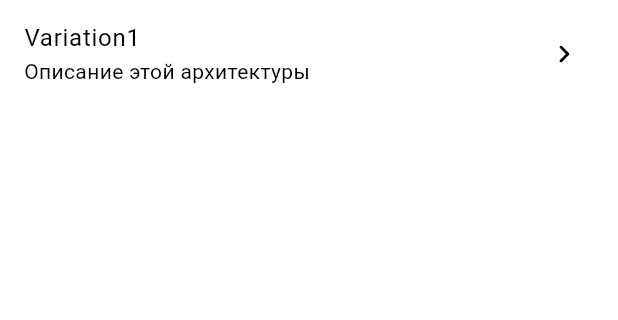
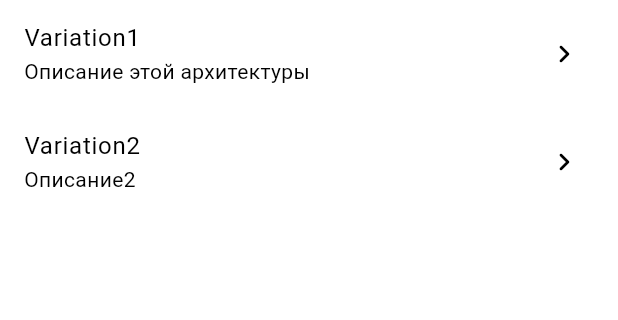
Before and after one commit to PackRuble/reactive_domain_playground, a Flutter app: the screen it shows after launch, on a phone screen of 412 x 824 dp, the part 84-404 px from its top. Run offline on Flutter 3.47's test engine with Material 3 defaults, Android fonts, the phone set to English and light mode, and no system bars; our stand-ins replace flutter_riverpod; missing offline and left inert: cardoteka.

Commit message:
add: _VariationTile and use required params in pageBuilder

```diff
--- a/lib/main.dart
+++ b/lib/main.dart
@@ -5,6 +5,7 @@ import 'package:flutter_riverpod/flutter_riverpod.dart';
 
 import 'src/domain/riverpod_logger.dart';
 import 'src/variations/variation1.dart';
+import 'src/variations/variation2.dart';
 
 Future<void> main() async {
   await Cardoteka.init();
@@ -48,18 +49,43 @@ class HomePage extends StatelessWidget {
       ),
       body: ListView(
         children: [
-          ListTile(
-            title: const Text('Variation1'),
-            subtitle: const Text('Описание этой архитектуры'),
-            onTap: () async => Navigator.of(context).push(
-              MaterialPageRoute(
-                builder: (context) => const Variation1(),
-              ),
-            ),
-            trailing: const Icon(Icons.chevron_right_rounded),
+          _VariationTile(
+            name: 'Variation1',
+            description: 'Описание этой архитектуры',
+            pageWhenTap: (context) => const Variation1(),
+          ),
+          _VariationTile(
+            name: 'Variation2',
+            description: 'Описание2',
+            pageWhenTap: (context) => const Variation2(),
           ),
         ],
       ),
     );
   }
 }
+
+class _VariationTile extends StatelessWidget {
+  const _VariationTile({
+    super.key,
+    required this.name,
+    required this.description,
+    required this.pageWhenTap,
+  });
+
+  final String name;
+  final String description;
+  final WidgetBuilder pageWhenTap;
+
+  @override
+  Widget build(BuildContext context) {
+    return ListTile(
+      title: Text(name),
+      subtitle: Text(description),
+      onTap: () async => Navigator.of(context).push(
+        MaterialPageRoute(builder: pageWhenTap),
+      ),
+      trailing: const Icon(Icons.chevron_right_rounded),
+    );
+  }
+}
```
Also changed, not shown: lib/src/ui/home_page.dart (+7 -7 lines), lib/src/variations/variation1.dart (+5 -5 lines).
